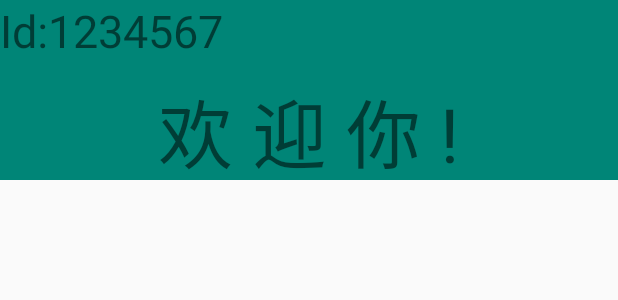
After one commit to aaHorse/TodoList_b, an Android app: the layout nav_id_show.xml on its own in the app's theme, with its tools: preview values and no code run, on a phone screen of 412 x 824 dp. The commit adds this screen. Shown: the top 300 px of the screen. Run offline under Robolectric (Android 15) with nearby library versions, the phone set to English and light mode, and no system bars.

Commit message:
第二次提交

```diff
--- a/app/build.gradle
+++ b/app/build.gradle
@@ -27,4 +27,6 @@ dependencies {
     androidTestImplementation 'com.android.support.test.espresso:espresso-core:3.0.2'
     implementation 'com.android.support:design:28.0.0'
     implementation 'com.android.support:recyclerview-v7:28.0.0'
+    implementation 'com.android.support:cardview-v7:28.0.0'
+    implementation 'de.hdodenhof:circleimageview:3.0.0'
 }
--- a/app/src/main/AndroidManifest.xml
+++ b/app/src/main/AndroidManifest.xml
@@ -9,13 +9,16 @@
         android:roundIcon="@mipmap/ic_launcher_round"
         android:supportsRtl="true"
         android:theme="@style/AppTheme">
-        <activity android:name=".MainActivity">
+        <activity android:name=".FirstActivity">
             <intent-filter>
                 <action android:name="android.intent.action.MAIN" />
 
                 <category android:name="android.intent.category.LAUNCHER" />
             </intent-filter>
         </activity>
+        <activity android:name=".MainActivity">
+
+        </activity>
     </application>
 
 </manifest>
--- a/app/src/main/java/com/example/zexiger/todolist_b/MainActivity.java
+++ b/app/src/main/java/com/example/zexiger/todolist_b/MainActivity.java
@@ -11,6 +11,7 @@ import android.view.MenuItem;
 import android.view.View;
 import android.widget.Toast;
 
+import com.example.zexiger.todolist_b.floating_action_button.Fab_add;
 import com.example.zexiger.todolist_b.recyclerview.ItemInit;
 
 
@@ -27,8 +28,10 @@ public class MainActivity extends AppCompatActivity {
         setSupportActionBar(toolbar);
 
         View cv = getWindow().getDecorView();
-        Context context=getApplicationContext();
+        final Context context=getApplicationContext();
+
         ItemInit.initItems(cv,context);
+        Fab_add.add(cv,context);
     }
 
     @Override
--- a/app/src/main/java/com/example/zexiger/todolist_b/recyclerview/ItemInit.java
+++ b/app/src/main/java/com/example/zexiger/todolist_b/recyclerview/ItemInit.java
@@ -13,7 +13,7 @@ import com.example.zexiger.todolist_b.R;;
 
 public class ItemInit {
     private static List<Item> list=new ArrayList<>();
-    public static void initItems(View view, Context context){
+    public static void initItems(View view, final Context context){
         for(int i=1;i<11;i++){
             Item item=new Item();
             item.setName(""+i);
--- /dev/null
+++ b/app/src/main/res/drawable/color_cursor.xml
@@ -0,0 +1,6 @@
+<?xml version="1.0" encoding="utf-8"?>
+<shape xmlns:android="http://schemas.android.com/apk/res/android">
+    <size android:width="1dp"/>
+    <solid android:color="@color/colorCursor"/>
+
+</shape>
--- /dev/null
+++ b/app/src/main/res/layout/nav_id_show.xml
@@ -0,0 +1,42 @@
+<?xml version="1.0" encoding="utf-8"?>
+<LinearLayout xmlns:android="http://schemas.android.com/apk/res/android"
+    android:orientation="vertical"
+    android:background="?attr/colorPrimary"
+    android:layout_width="match_parent"
+    android:layout_height="120dp">
+
+    <LinearLayout
+        android:orientation="horizontal"
+        android:layout_width="match_parent"
+        android:layout_height="wrap_content">
+        <TextView
+            android:id="@+id/id"
+            android:text="Id:"
+            android:textSize="30dp"
+            android:layout_width="wrap_content"
+            android:layout_height="wrap_content" />
+        <TextView
+            android:id="@+id/id_name"
+            android:text="1234567"
+            android:textSize="30dp"
+            android:layout_weight="1"
+            android:layout_width="0dp"
+            android:layout_height="wrap_content" />
+    </LinearLayout>
+
+    <LinearLayout
+        android:layout_marginTop="10dp"
+        android:gravity="center"
+        android:layout_width="match_parent"
+        android:layout_height="wrap_content">
+
+        <TextView
+            android:id="@+id/thank_string"
+            android:text="欢 迎 你 !"
+            android:textSize="50dp"
+            android:layout_width="wrap_content"
+            android:layout_height="wrap_content" />
+
+    </LinearLayout>
+
+</LinearLayout>
--- a/app/src/main/res/values/colors.xml
+++ b/app/src/main/res/values/colors.xml
@@ -3,4 +3,8 @@
     <color name="colorPrimary">#008577</color>
     <color name="colorPrimaryDark">#00574B</color>
     <color name="colorAccent">#D81B60</color>
+
+
+    <color name="colorCursor">#cccccc</color>
+    <color name="colorLoginButton">#004684</color>
 </resources>
```
Also changed, not shown: app/src/main/java/com/example/zexiger/todolist_b/FirstActivity.java (added, +26 -0 lines), app/src/main/java/com/example/zexiger/todolist_b/floating_action_button/Fab_add.java (added, +20 -0 lines), app/src/main/res/drawable/floating_action_button.xml (added, +9 -0 lines), app/src/main/res/drawable/rectangle.xml (added, +13 -0 lines), app/src/main/res/drawable/round_corner_bg.xml (added, +7 -0 lines), app/src/main/res/layout/activity_first.xml (added, +167 -0 lines), app/src/main/res/layout/activity_main.xml (+19 -6 lines), app/src/main/res/drawable/circle_image_view.png (added).
